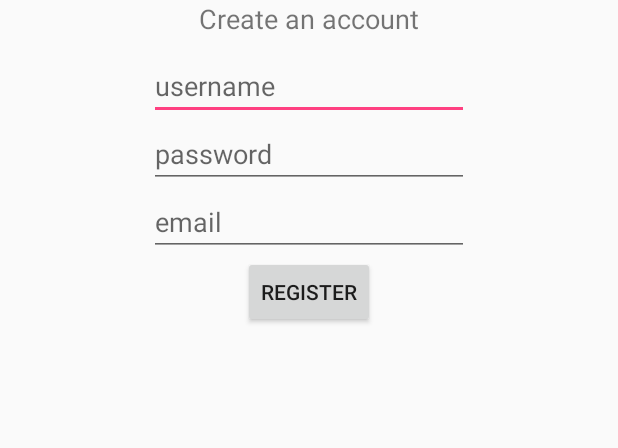
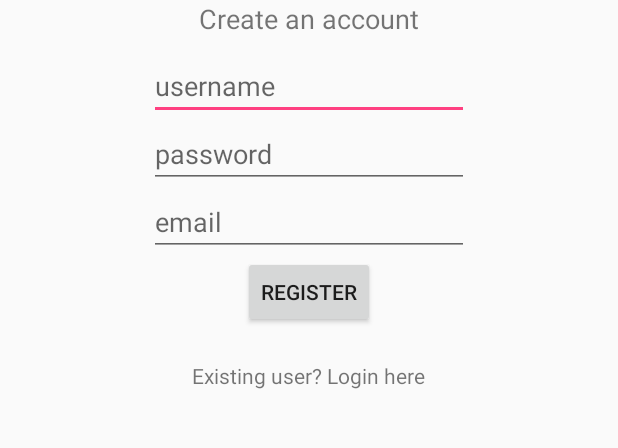
Before and after one commit to ywu342/8803aseServerCI, an Android app: the screen it shows after launch (Register), after a tap on "REGISTER", on a phone screen of 412 x 824 dp, the part 574-1022 px from its top. Run offline under Robolectric (Android 15) with nearby library versions, the phone set to English and light mode, and no system bars.

Commit message:
Added login functionality for existing user

```diff
--- a/mobile/PartyPlaylist/app/src/main/java/edu/gatech/seclass/partyplaylist/Api.java
+++ b/mobile/PartyPlaylist/app/src/main/java/edu/gatech/seclass/partyplaylist/Api.java
@@ -6,5 +6,5 @@ package edu.gatech.seclass.partyplaylist;
 
 public class Api {
     public static String REGISTER_ENDPOINT = "https://www.google.com";
-    public static String LOGIN_ENDPOINT = "";
+    public static String LOGIN_ENDPOINT = "https://www.google.com";
 }
--- a/mobile/PartyPlaylist/app/src/main/java/edu/gatech/seclass/partyplaylist/Register.java
+++ b/mobile/PartyPlaylist/app/src/main/java/edu/gatech/seclass/partyplaylist/Register.java
@@ -1,5 +1,6 @@
 package edu.gatech.seclass.partyplaylist;
 
+import android.content.Intent;
 import android.os.AsyncTask;
 import android.os.Bundle;
 import android.support.v7.app.AppCompatActivity;
@@ -7,13 +8,12 @@ import android.util.Log;
 import android.view.View;
 import android.widget.Button;
 import android.widget.EditText;
+import android.widget.TextView;
 import android.widget.Toast;
 
 import java.io.BufferedReader;
 import java.io.IOException;
 import java.io.InputStreamReader;
-import java.io.OutputStreamWriter;
-import java.io.UnsupportedEncodingException;
 import java.net.URL;
 import java.net.URLConnection;
 import java.net.URLEncoder;
@@ -29,6 +29,7 @@ public class Register extends AppCompatActivity {
     private EditText passwordField;
     private EditText emailField;
     private Button submitButton;
+    private TextView loginPageLink;
     private enum RequestStatus {
         SUCCESS, ERROR_MISSING_FIELD, ERROR_SERVER_CONNECTION
     }
@@ -42,7 +43,8 @@ public class Register extends AppCompatActivity {
         usernameField = (EditText) findViewById(R.id.username_field);
         passwordField = (EditText) findViewById(R.id.password_field);
         emailField = (EditText) findViewById(R.id.email_field);
-        submitButton = (Button) findViewById(R.id.submit_button);
+        submitButton = (Button) findViewById(R.id.login_button);
+        loginPageLink = (TextView) findViewById(R.id.to_loginpage);
 
         submitButton.setOnClickListener(new View.OnClickListener() {
             @Override
@@ -58,6 +60,11 @@ public class Register extends AppCompatActivity {
         });
     }
 
+    public void callLoginView(View view)
+    {
+        Intent i = new Intent(getApplicationContext(),Login.class);
+        startActivity(i);
+    }
     private class RegisterRequest extends AsyncTask<String, Void, RequestStatus> {
         @Override
         protected void onPreExecute() {
@@ -67,10 +74,14 @@ public class Register extends AppCompatActivity {
         @Override
         protected RequestStatus doInBackground(String... params) {
             // Runs on the background thread
-            if (params.length != 3) {
-                // 3 fields to fill in
-                return RequestStatus.ERROR_MISSING_FIELD;
+            for (int i=0;i<params.length;i++)
+            {
+                if(params[i] == null || params[i].length() == 0)
+                {
+                    return RequestStatus.ERROR_MISSING_FIELD;
+                }
             }
+
             Log.d(LOG_TAG, "Sending a server request to create an account with username "
                     + params[0] + ", password " + params[1] + ", email " + params[2]);
 
@@ -121,8 +132,7 @@ public class Register extends AppCompatActivity {
                             Toast.LENGTH_SHORT).show();
                     break;
                 case ERROR_MISSING_FIELD:
-                    Toast.makeText(getApplicationContext(), SystemMessages.FORM_ERROR +
-                            "filled in",
+                    Toast.makeText(getApplicationContext(), SystemMessages.FORM_ERROR ,
                             Toast.LENGTH_SHORT).show();
                     break;
                 case ERROR_SERVER_CONNECTION:
--- a/mobile/PartyPlaylist/app/src/main/java/edu/gatech/seclass/partyplaylist/SystemMessages.java
+++ b/mobile/PartyPlaylist/app/src/main/java/edu/gatech/seclass/partyplaylist/SystemMessages.java
@@ -8,4 +8,5 @@ public class SystemMessages {
     public static String SERVER_ERROR = "Server Failed. Please try again.";
     public static String FORM_ERROR = "Please make sure all fields are filled in";
     public static String REGISTRATION_SUCCESS = "Account was registered successfully";
+    public static String LOGIN_SUCCESS = "User logged in successfully";
 }
--- a/mobile/PartyPlaylist/app/src/main/res/layout/register_layout.xml
+++ b/mobile/PartyPlaylist/app/src/main/res/layout/register_layout.xml
@@ -1,5 +1,6 @@
 <?xml version="1.0" encoding="utf-8"?>
 <RelativeLayout xmlns:android="http://schemas.android.com/apk/res/android"
+    xmlns:tools="http://schemas.android.com/tools"
     android:layout_width="match_parent"
     android:layout_height="match_parent">
 
@@ -39,7 +40,7 @@
         android:layout_height="wrap_content"
         android:layout_below="@+id/email_field"
         android:layout_centerHorizontal="true"
-        android:id="@+id/submit_button" />
+        android:id="@+id/login_button" />
 
     <TextView
         android:text="Create an account"
@@ -59,4 +60,16 @@
         android:layout_centerHorizontal="true"
         android:textSize="30sp"
         android:paddingBottom="20dp" />
+
+    <TextView
+        android:text="Existing user? Login here"
+        android:layout_width="wrap_content"
+        android:layout_height="wrap_content"
+        android:id="@+id/to_loginpage"
+        android:layout_marginTop="22dp"
+        android:layout_below="@+id/login_button"
+        android:layout_centerHorizontal="true"
+        android:clickable="true"
+        android:onClick="callLoginView" />
+
 </RelativeLayout>
```
Also changed, not shown: mobile/PartyPlaylist/app/src/main/java/edu/gatech/seclass/partyplaylist/Login.java (+103 -2 lines), mobile/PartyPlaylist/app/src/main/res/layout/login_layout.xml (+4 -3 lines).
